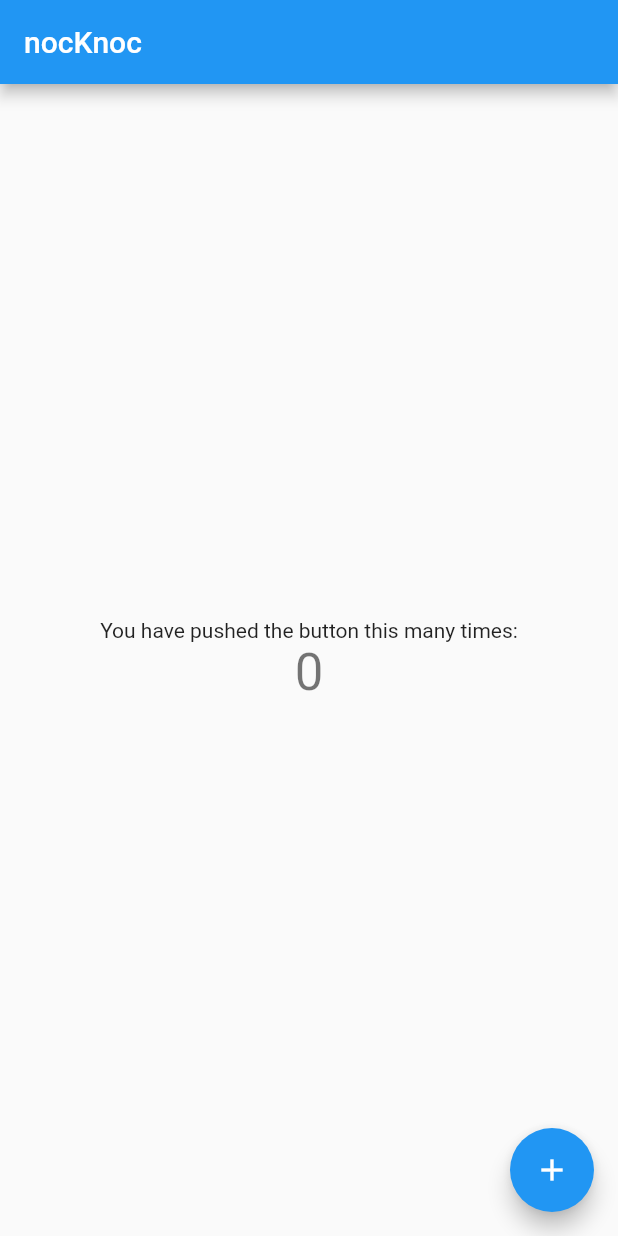
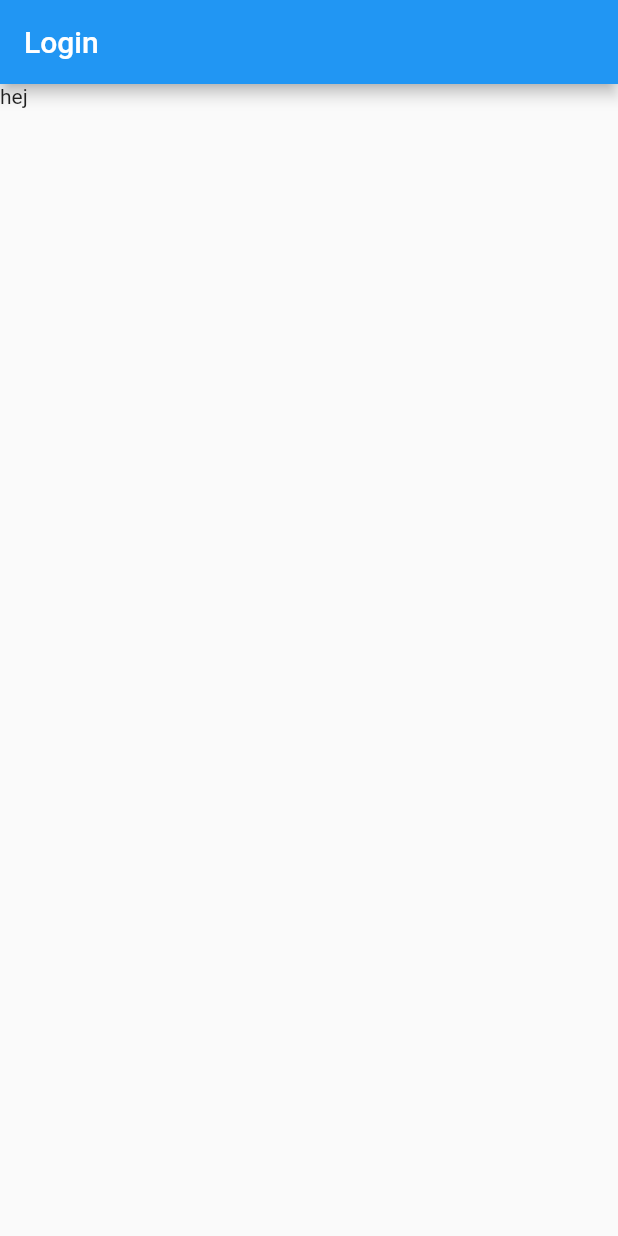
Before and after one commit to cccarle/nocKnoc, a Flutter app: the screen it shows after launch, on a phone screen of 412 x 824 dp. Run offline on Flutter 3.47's test engine with Material 2 defaults, Android fonts, the phone set to English and light mode, and no system bars.

Commit message:
added homepage to pages folder

```diff
--- a/client/lib/main.dart
+++ b/client/lib/main.dart
@@ -1,111 +1,25 @@
 import 'package:flutter/material.dart';
 
-void main() => runApp(MyApp());
+import './pages/home.dart';
 
-class MyApp extends StatelessWidget {
-  // This widget is the root of your application.
+void main() {
+  runApp(Main());
+}
+
+class Main extends StatelessWidget {
+  final meridiumBlue = const Color(0xFF09384E);
+  final meridiumRed = const Color(0xFFDC3E2A);
+
+
+
   @override
   Widget build(BuildContext context) {
     return MaterialApp(
-      title: 'Flutter Demo',
-      theme: ThemeData(
-        // This is the theme of your application.
-        //
-        // Try running your application with "flutter run". You'll see the
-        // application has a blue toolbar. Then, without quitting the app, try
-        // changing the primarySwatch below to Colors.green and then invoke
-        // "hot reload" (press "r" in the console where you ran "flutter run",
-        // or simply save your changes to "hot reload" in a Flutter IDE).
-        // Notice that the counter didn't reset back to zero; the application
-        // is not restarted.
-        primarySwatch: Colors.blue,
-      ),
-      home: MyHomePage(title: 'nocKnoc'),
+      // theme: ThemeData(
+      //     brightness: Brightness.light,
+      //     primarySwatch: meridiumBlue,
+      //     accentColor: meridiumRed),
+      home: HomePage(),
     );
   }
 }
-
-class MyHomePage extends StatefulWidget {
-  MyHomePage({Key key, this.title}) : super(key: key);
-
-  // This widget is the home page of your application. It is stateful, meaning
-  // that it has a State object (defined below) that contains fields that affect
-  // how it looks.
-
-  // This class is the configuration for the state. It holds the values (in this
-  // case the title) provided by the parent (in this case the App widget) and
-  // used by the build method of the State. Fields in a Widget subclass are
-  // always marked "final".
-
-  final String title;
-
-  @override
-  _MyHomePageState createState() => _MyHomePageState();
-}
-
-class _MyHomePageState extends State<MyHomePage> {
-  int _counter = 0;
-
-  void _incrementCounter() {
-    setState(() {
-      // This call to setState tells the Flutter framework that something has
-      // changed in this State, which causes it to rerun the build method below
-      // so that the display can reflect the updated values. If we changed
-      // _counter without calling setState(), then the build method would not be
-      // called again, and so nothing would appear to happen.
-      _counter++;
-    });
-  }
-
-  @override
-  Widget build(BuildContext context) {
-    // This method is rerun every time setState is called, for instance as done
-    // by the _incrementCounter method above.
-    //
-    // The Flutter framework has been optimized to make rerunning build methods
-    // fast, so that you can just rebuild anything that needs updating rather
-    // than having to individually change instances of widgets.
-    return Scaffold(
-      appBar: AppBar(
-        // Here we take the value from the MyHomePage object that was created by
-        // the App.build method, and use it to set our appbar title.
-        title: Text(widget.title),
-      ),
-      body: Center(
-        // Center is a layout widget. It takes a single child and positions it
-        // in the middle of the parent.
-        child: Column(
-          // Column is also layout widget. It takes a list of children and
-          // arranges them vertically. By default, it sizes itself to fit its
-          // children horizontally, and tries to be as tall as its parent.
-          //
-          // Invoke "debug painting" (press "p" in the console, choose the
-          // "Toggle Debug Paint" action from the Flutter Inspector in Android
-          // Studio, or the "Toggle Debug Paint" command in Visual Studio Code)
-          // to see the wireframe for each widget.
-          //
-          // Column has various properties to control how it sizes itself and
-          // how it positions its children. Here we use mainAxisAlignment to
-          // center the children vertically; the main axis here is the vertical
-          // axis because Columns are vertical (the cross axis would be
-          // horizontal).
-          mainAxisAlignment: MainAxisAlignment.center,
-          children: <Widget>[
-            Text(
-              'You have pushed the button this many times:',
-            ),
-            Text(
-              '$_counter',
-              style: Theme.of(context).textTheme.display1,
-            ),
-          ],
-        ),
-      ),
-      floatingActionButton: FloatingActionButton(
-        onPressed: _incrementCounter,
-        tooltip: 'Increment',
-        child: Icon(Icons.add),
-      ), // This trailing comma makes auto-formatting nicer for build methods.
-    );
-  }
-}
--- /dev/null
+++ b/client/lib/pages/home.dart
@@ -0,0 +1,15 @@
+import 'package:flutter/material.dart';
+
+class HomePage extends StatelessWidget {
+  @override
+  Widget build(BuildContext context) {
+    return Scaffold(
+      appBar: AppBar(
+        title: Text('Login'),
+      ),
+      body: Container(
+        child: Text('hej')
+      ),
+    );
+  }
+}
```
Also changed, not shown: 1 other file.
